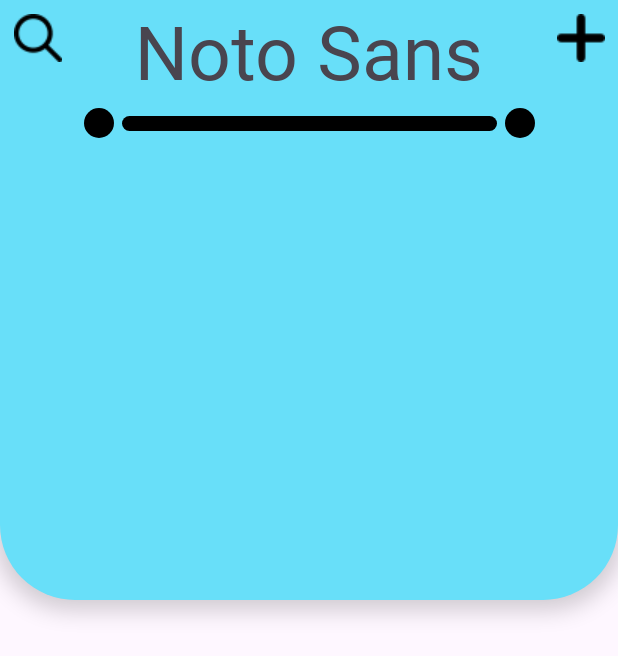
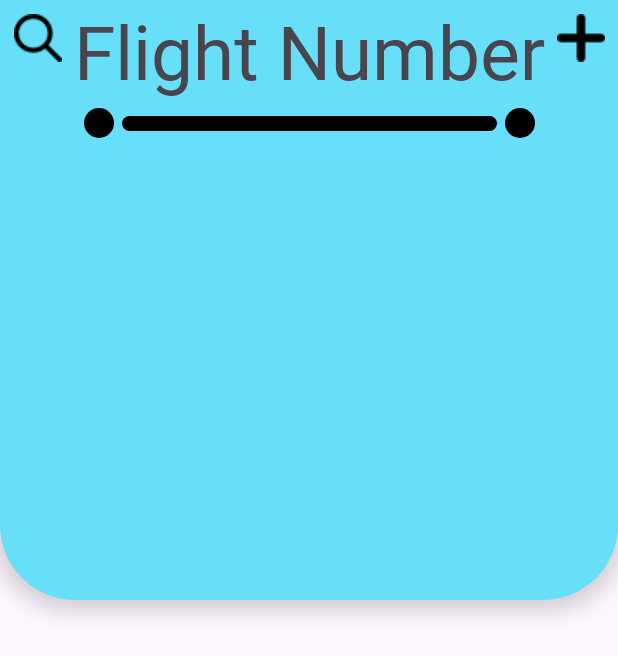
Before and after one commit to JustinPeasley/Flight_App, an Android app: the screen it shows after launch (MainActivity), on a phone screen of 412 x 824 dp. Shown: the top 656 px of the screen. Run offline under Robolectric (Android 15) with nearby library versions, the phone set to English and light mode, and no system bars; our stand-ins replace navigation-ui.

Commit message:
cardview xml done (start work on sqlight)

```diff
--- a/app/src/main/java/edu/commonwealthu/flight_app/MainActivity.java
+++ b/app/src/main/java/edu/commonwealthu/flight_app/MainActivity.java
@@ -13,6 +13,7 @@
 
 import edu.commonwealthu.flight_app.databinding.ActivityMainBinding;
 
+import android.view.Gravity;
 import android.view.LayoutInflater;
 import android.view.Menu;
 import android.view.MenuItem;
@@ -31,12 +32,13 @@
 public class MainActivity extends AppCompatActivity {
 
     private AppBarConfiguration appBarConfiguration;
-    private ActivityMainBinding binding;
     private int displayWidth;
     private int displayHeight;
-    private GridLayout infoGrid;
-    private RecyclerView recycle;
+    private GridLayout infoGrid;                //displays current flight data
+    private RecyclerView recycle;               //recycle view that fills with flights
+    private GridLayout.LayoutParams params;     //used to dynamically space gridlayout
 
+    private int rows;                           //row count for gridview
     private Plane curFlight;
 
     @SuppressLint("SourceLockedOrientationActivity")
@@ -48,7 +50,7 @@
 
         super.onCreate(savedInstanceState);
 
-        binding = ActivityMainBinding.inflate(getLayoutInflater());
+        edu.commonwealthu.flight_app.databinding.ActivityMainBinding binding = ActivityMainBinding.inflate(getLayoutInflater());
         setContentView(binding.getRoot());
 
         //Lock screen orientation
@@ -56,7 +58,10 @@
 
         //get gridlayout that info will be displayed to
         infoGrid = findViewById(R.id.infoDisplayGrid);
-        infoGrid.setPadding(displayWidth/16,0,0,displayWidth/16);
+        infoGrid.setRowCount(3);
+        infoGrid.setPadding((displayWidth/3)- displayWidth/16,0,0,displayWidth/20);
+        params = new GridLayout.LayoutParams();     //used for dynamically spacing grid
+        params.width = displayWidth / infoGrid.getColumnCount();
 
         //get RecycleView
         recycle = findViewById(R.id.flightCards);
@@ -133,12 +138,13 @@
      * Display information of current displayed flight
      */
     private void setInfo() throws JSONException {
-
-        //clear past information
-        infoGrid.removeAllViews();
-
         ArrayList<String> data = curFlight.getInfo(); //grabs ArrayList<String>
         // from backend
+
+        //clear past information and sets up for new info
+        // dynamically set size here in case backend is changed to support more info
+        infoGrid.removeAllViews();
+        infoGrid.setRowCount(data.size()/2);
 
         //displays flight number in header
         TextView header_fnum = findViewById(R.id.header_fNum);
@@ -147,13 +153,16 @@
         //iterates starting a 1 to avoid Flight number
         for (int i = 1; i < data.size(); i++) {
             TextView txt = new TextView(this);
+
+            txt.setGravity(Gravity.CENTER);
             txt.setText(data.get(i));
+            txt.setLayoutParams(params);
             txt.setLayoutParams(new ViewGroup.LayoutParams(
                     ViewGroup.LayoutParams.WRAP_CONTENT,
                     ViewGroup.LayoutParams.WRAP_CONTENT
             )); // Define layout params for TextView
             //txt.setGravity(Gravity.CENTER); // Center align the text
-            txt.setPadding(8, 8, 8, 8); // Add padding for better readability
+            txt.setPadding(8, 8, displayWidth/8, 8); // Add padding for better readability
 
             infoGrid.addView(txt);
         }
--- a/app/src/main/res/layout/activity_main.xml
+++ b/app/src/main/res/layout/activity_main.xml
@@ -47,7 +47,7 @@
 
                 <!-- graphic design of arrival -> destination -->
                 <View
-                    android:id="@+id/view"
+                    android:id="@+id/bar"
                     android:layout_width="250dp"
                     android:layout_height="10dp"
                     android:layout_marginTop="10dp"
@@ -62,8 +62,8 @@
                     android:layout_marginTop="-5dp"
                     android:layout_marginEnd="5dp"
                     android:background="@drawable/circle"
-                    app:layout_constraintEnd_toStartOf="@+id/view"
-                    app:layout_constraintTop_toTopOf="@+id/view" />
+                    app:layout_constraintEnd_toStartOf="@+id/bar"
+                    app:layout_constraintTop_toTopOf="@+id/bar" />
 
                 <View
                     android:layout_width="20dp"
@@ -71,8 +71,8 @@
                     android:layout_marginStart="5dp"
                     android:layout_marginTop="-5dp"
                     android:background="@drawable/circle"
-                    app:layout_constraintStart_toEndOf="@+id/view"
-                    app:layout_constraintTop_toTopOf="@+id/view" />
+                    app:layout_constraintStart_toEndOf="@+id/bar"
+                    app:layout_constraintTop_toTopOf="@+id/bar" />
 
                 <TextView
                     android:id="@+id/header_fNum"
@@ -92,11 +92,11 @@
                     android:layout_height="wrap_content"
                     android:layout_marginVertical="10dp"
                     android:columnCount="2"
-                    android:rowCount="3"
+                    android:rowCount="4"
                     app:layout_constraintBottom_toBottomOf="parent"
                     app:layout_constraintEnd_toEndOf="parent"
                     app:layout_constraintStart_toStartOf="parent"
-                    app:layout_constraintTop_toTopOf="parent"
+                    app:layout_constraintTop_toBottomOf="@id/bar"
                     app:layout_constraintVertical_chainStyle="packed"
                     tools:ignore="MissingConstraints">
 
--- a/app/src/main/res/values/colors.xml
+++ b/app/src/main/res/values/colors.xml
@@ -2,4 +2,5 @@
 <resources>
     <color name="black">#FF000000</color>
     <color name="white">#FFFFFFFF</color>
+    <color name="blue">#68dff9</color>
 </resources>
--- a/app/src/main/res/values/strings.xml
+++ b/app/src/main/res/values/strings.xml
@@ -1,13 +1,14 @@
 <resources>
-    <string name="app_name">Flight_App</string>
+    <string name="app_name">Flight_watch</string>
     <string name="action_settings">Settings</string>
-
-    <string name="home_header">Noto Sans</string>
+    <string name="home_header">Flight Number</string>
 
     <!-- button descriptions -->
     <string name="search">Search</string>
-
-    <!-- add flight dialog box -->
     <string name="add_flight_header">Add Flight</string>
 
+    <!-- placeholder values (can act as defaults) -->
+    <string name="temp_icac">...</string>
+    <string name="temp_date">1-1-2024</string>
+
 </resources>
```
Also changed, not shown: app/src/main/java/edu/commonwealthu/flight_app/Plane.java (+33 -25 lines), app/src/main/res/drawable/card.xml (deleted, +0 -9 lines), app/src/main/res/layout/card.xml (added, +81 -0 lines), app/src/main/res/layout/recycle_items.xml (deleted, +0 -16 lines), app/src/main/res/drawable/plane.png (added).
